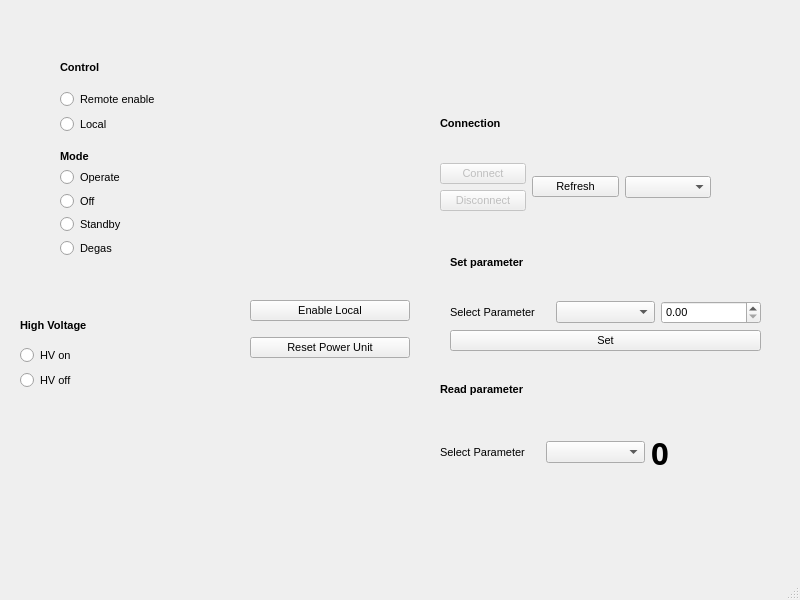
Old version of the form src/qudi/gui/ion_gun/ion_gun.ui in the repository tugatoconhelado/Qoptics_exp.
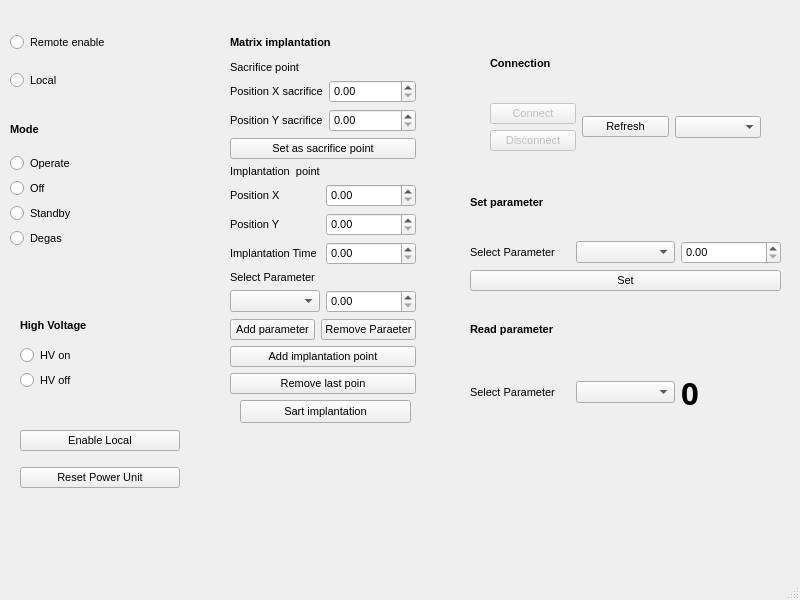
New version of the form. Custom widgets are drawn as their Qt base class.

Commit message: matrix code started

```diff
--- a/src/qudi/gui/ion_gun/ion_gun.ui
+++ b/src/qudi/gui/ion_gun/ion_gun.ui
@@ -22,21 +22,11 @@
    <string/>
   </property>
   <widget class="QWidget" name="centralwidget">
-   <widget class="PlotWidget" name="widget" native="true">
-    <property name="geometry">
-     <rect>
-      <x>9</x>
-      <y>379</y>
-      <width>391</width>
-      <height>171</height>
-     </rect>
-    </property>
-   </widget>
    <widget class="QWidget" name="verticalLayoutWidget">
     <property name="geometry">
      <rect>
-      <x>440</x>
-      <y>360</y>
+      <x>470</x>
+      <y>300</y>
       <width>311</width>
       <height>121</height>
      </rect>
@@ -101,8 +91,8 @@
    <widget class="QWidget" name="verticalLayoutWidget_2">
     <property name="geometry">
      <rect>
-      <x>440</x>
-      <y>90</y>
+      <x>490</x>
+      <y>30</y>
       <width>271</width>
       <height>121</height>
      </rect>
@@ -179,8 +169,8 @@
    <widget class="QWidget" name="verticalLayoutWidget_3">
     <property name="geometry">
      <rect>
-      <x>450</x>
-      <y>230</y>
+      <x>470</x>
+      <y>170</y>
       <width>311</width>
       <height>121</height>
      </rect>
@@ -240,38 +230,13 @@
    <widget class="QWidget" name="verticalLayoutWidget_4">
     <property name="geometry">
      <rect>
-      <x>60</x>
-      <y>50</y>
+      <x>10</x>
+      <y>20</y>
       <width>160</width>
       <height>84</height>
      </rect>
     </property>
     <layout class="QVBoxLayout" name="verticalLayout_5">
-     <item>
-      <widget class="QLabel" name="label_6">
-       <property name="sizePolicy">
-        <sizepolicy hsizetype="Preferred" vsizetype="Preferred">
-         <horstretch>0</horstretch>
-         <verstretch>0</verstretch>
-        </sizepolicy>
-       </property>
-       <property name="font">
-        <font>
-         <weight>75</weight>
-         <bold>true</bold>
-        </font>
-       </property>
-       <property name="layoutDirection">
-        <enum>Qt::LeftToRight</enum>
-       </property>
-       <property name="autoFillBackground">
-        <bool>false</bool>
-       </property>
-       <property name="text">
-        <string>Control</string>
-       </property>
-      </widget>
-     </item>
      <item>
       <widget class="QRadioButton" name="radio_remote">
        <property name="text">
@@ -291,10 +256,10 @@
    <widget class="QWidget" name="verticalLayoutWidget_5">
     <property name="geometry">
      <rect>
-      <x>60</x>
-      <y>150</y>
+      <x>10</x>
+      <y>110</y>
       <width>160</width>
-      <height>107</height>
+      <height>138</height>
      </rect>
     </property>
     <layout class="QVBoxLayout" name="verticalLayout_6">
@@ -407,8 +372,8 @@
    <widget class="QWidget" name="verticalLayoutWidget_7">
     <property name="geometry">
      <rect>
-      <x>250</x>
-      <y>290</y>
+      <x>20</x>
+      <y>420</y>
       <width>160</width>
       <height>80</height>
      </rect>
@@ -430,6 +395,208 @@
      </item>
     </layout>
    </widget>
+   <widget class="QWidget" name="verticalLayoutWidget_8">
+    <property name="geometry">
+     <rect>
+      <x>230</x>
+      <y>30</y>
+      <width>186</width>
+      <height>364</height>
+     </rect>
+    </property>
+    <layout class="QVBoxLayout" name="verticalLayout_9">
+     <item>
+      <widget class="QLabel" name="label_6">
+       <property name="sizePolicy">
+        <sizepolicy hsizetype="Preferred" vsizetype="Preferred">
+         <horstretch>0</horstretch>
+         <verstretch>0</verstretch>
+        </sizepolicy>
+       </property>
+       <property name="font">
+        <font>
+         <weight>75</weight>
+         <bold>true</bold>
+        </font>
+       </property>
+       <property name="layoutDirection">
+        <enum>Qt::LeftToRight</enum>
+       </property>
+       <property name="autoFillBackground">
+        <bool>false</bool>
+       </property>
+       <property name="text">
+        <string>Matrix implantation</string>
+       </property>
+      </widget>
+     </item>
+     <item>
+      <layout class="QVBoxLayout" name="verticalLayout_10">
+       <item>
+        <widget class="QLabel" name="label_15">
+         <property name="text">
+          <string>Sacrifice point</string>
+         </property>
+        </widget>
+       </item>
+       <item>
+        <layout class="QHBoxLayout" name="horizontalLayout_6">
+         <item>
+          <widget class="QLabel" name="label_13">
+           <property name="text">
+            <string>Position X sacrifice</string>
+           </property>
+          </widget>
+         </item>
+         <item>
+          <widget class="QDoubleSpinBox" name="setter_spin_box_4"/>
+         </item>
+        </layout>
+       </item>
+       <item>
+        <layout class="QHBoxLayout" name="horizontalLayout_7">
+         <item>
+          <widget class="QLabel" name="label_14">
+           <property name="text">
+            <string>Position Y sacrifice</string>
+           </property>
+          </widget>
+         </item>
+         <item>
+          <widget class="QDoubleSpinBox" name="setter_spin_box_5"/>
+         </item>
+        </layout>
+       </item>
+       <item>
+        <widget class="QPushButton" name="pushButton_3">
+         <property name="text">
+          <string>Set as sacrifice point</string>
+         </property>
+        </widget>
+       </item>
+       <item>
+        <layout class="QVBoxLayout" name="verticalLayout_11">
+         <item>
+          <widget class="QLabel" name="label_16">
+           <property name="text">
+            <string>Implantation  point</string>
+           </property>
+          </widget>
+         </item>
+         <item>
+          <layout class="QHBoxLayout" name="horizontalLayout_8">
+           <item>
+            <widget class="QLabel" name="label_17">
+             <property name="text">
+              <string>Position X</string>
+             </property>
+            </widget>
+           </item>
+           <item>
+            <widget class="QDoubleSpinBox" name="setter_spin_box_6"/>
+           </item>
+          </layout>
+         </item>
+         <item>
+          <layout class="QHBoxLayout" name="horizontalLayout_9">
+           <item>
+            <widget class="QLabel" name="label_18">
+             <property name="text">
+              <string>Position Y</string>
+             </property>
+            </widget>
+           </item>
+           <item>
+            <widget class="QDoubleSpinBox" name="setter_spin_box_7"/>
+           </item>
+          </layout>
+         </item>
+         <item>
+          <layout class="QHBoxLayout" name="horizontalLayout_10">
+           <item>
+            <widget class="QLabel" name="label_19">
+             <property name="text">
+              <string>Implantation Time</string>
+             </property>
+            </widget>
+           </item>
+           <item>
+            <widget class="QDoubleSpinBox" name="setter_spin_box_8"/>
+           </item>
+          </layout>
+         </item>
+         <item>
+          <widget class="QLabel" name="label_9">
+           <property name="text">
+            <string>Select Parameter</string>
+           </property>
+          </widget>
+         </item>
+         <item>
+          <layout class="QHBoxLayout" name="horizontalLayout_5">
+           <item>
+            <widget class="QComboBox" name="parameter_set_box_2"/>
+           </item>
+           <item>
+            <widget class="QDoubleSpinBox" name="setter_spin_box_2"/>
+           </item>
+          </layout>
+         </item>
+         <item>
+          <layout class="QHBoxLayout" name="horizontalLayout_2">
+           <item>
+            <widget class="QPushButton" name="pushButton">
+             <property name="text">
+              <string>Add parameter</string>
+             </property>
+            </widget>
+           </item>
+           <item>
+            <widget class="QPushButton" name="pushButton_2">
+             <property name="text">
+              <string>Remove Paraeter</string>
+             </property>
+            </widget>
+           </item>
+          </layout>
+         </item>
+        </layout>
+       </item>
+      </layout>
+     </item>
+     <item>
+      <layout class="QVBoxLayout" name="verticalLayout_12">
+       <item>
+        <widget class="QPushButton" name="pushButton_4">
+         <property name="text">
+          <string>Add implantation point</string>
+         </property>
+        </widget>
+       </item>
+       <item>
+        <widget class="QPushButton" name="pushButton_5">
+         <property name="text">
+          <string>Remove last poin</string>
+         </property>
+        </widget>
+       </item>
+      </layout>
+     </item>
+    </layout>
+   </widget>
+   <widget class="QPushButton" name="pushButton_6">
+    <property name="geometry">
+     <rect>
+      <x>240</x>
+      <y>400</y>
+      <width>171</width>
+      <height>23</height>
+     </rect>
+    </property>
+    <property name="text">
+     <string>Sart implantation</string>
+    </property>
+   </widget>
   </widget>
   <widget class="QMenuBar" name="menubar">
    <property name="geometry">
@@ -443,14 +610,6 @@
   </widget>
   <widget class="QStatusBar" name="statusbar"/>
  </widget>
- <customwidgets>
-  <customwidget>
-   <class>PlotWidget</class>
-   <extends>QWidget</extends>
-   <header>pyqtgraph</header>
-   <container>1</container>
-  </customwidget>
- </customwidgets>
  <resources/>
  <connections/>
 </ui>
```
The commit also changes 5 other files.
